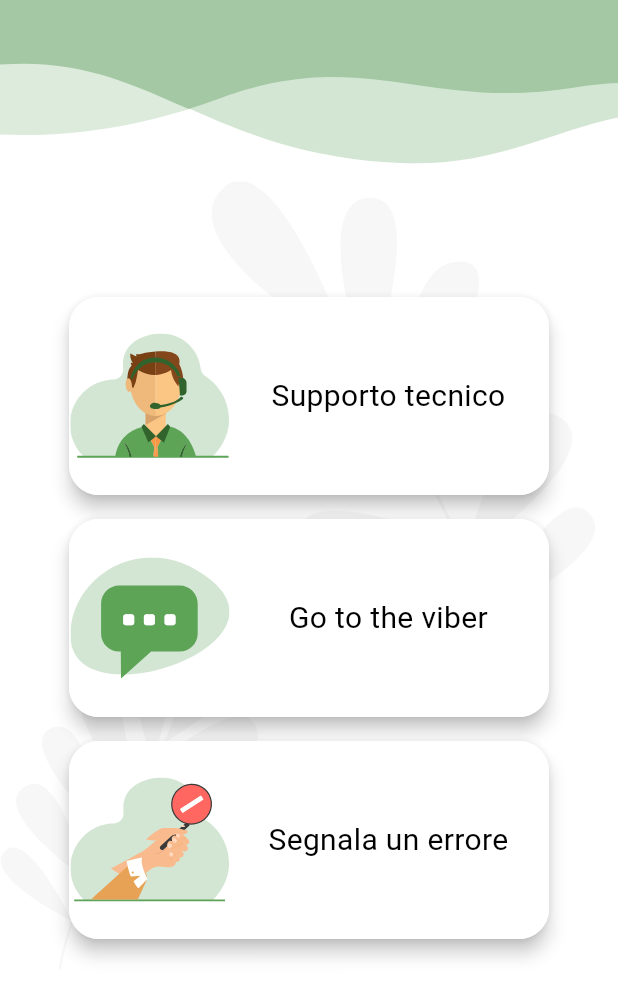
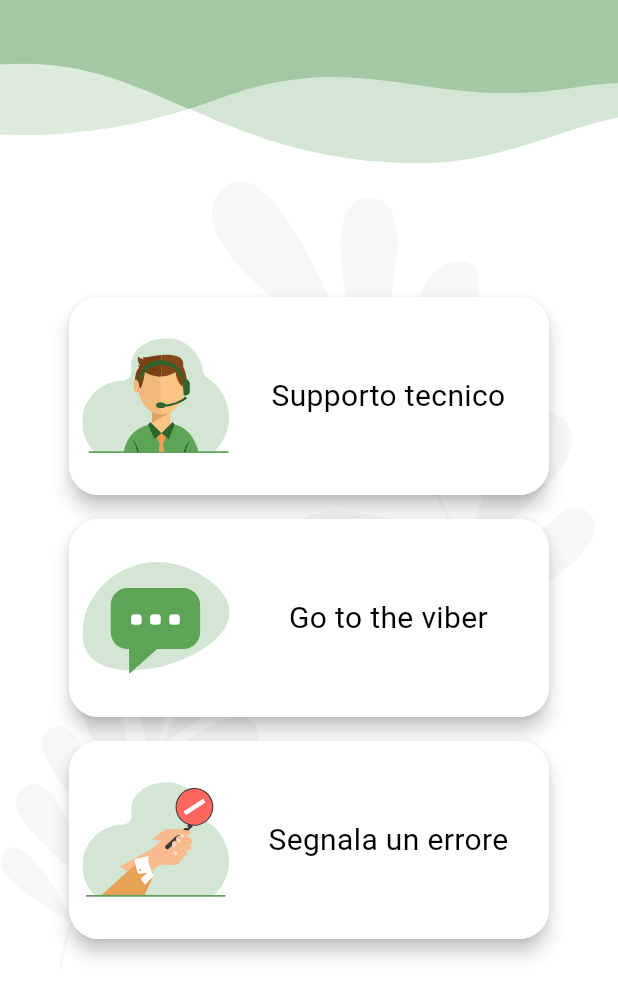
Before and after one commit to gorganAndrei98/help-center, a Flutter app: the screen it shows after launch, on a phone screen of 412 x 824 dp. Shown: the top 998 px of the screen. Run offline on Flutter 3.47's test engine with Material 3 defaults, Android fonts, the phone set to English and light mode, and no system bars; our stand-ins replace flutter_bloc, flutter_image_compress, flutter_svg, fluttertoast, get_it, image_picker and 1 more.

Commit message:
added padding to the bf button

```diff
--- a/lib/views/components/buttons/bf_button.dart
+++ b/lib/views/components/buttons/bf_button.dart
@@ -42,7 +42,10 @@ class BfButton extends StatelessWidget {
                   flex: 1,
                   child: Container(
                     alignment: Alignment.center,
-                    child: picture,
+                    child: Padding(
+                      padding: const EdgeInsets.only(left: 8.0),
+                      child: picture,
+                    ),
                   ),
                 ),
                 Expanded(
```
